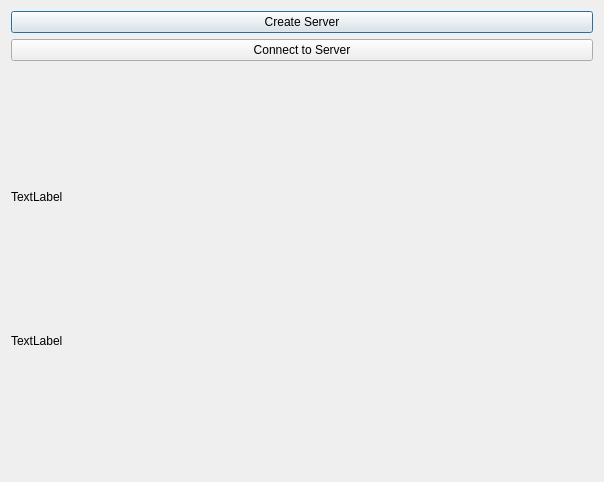
Qt form dialog.ui (yiwenlu66/QGomoku) before a commit.
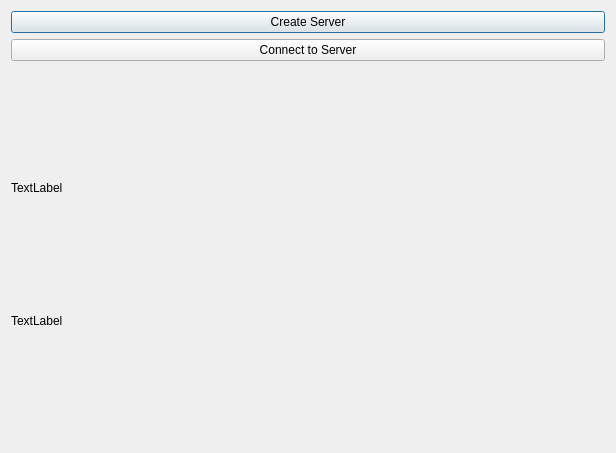
The same form after that commit.

```diff
--- a/dialog.ui
+++ b/dialog.ui
@@ -6,8 +6,8 @@
    <rect>
     <x>0</x>
     <y>0</y>
-    <width>604</width>
-    <height>482</height>
+    <width>616</width>
+    <height>453</height>
    </rect>
   </property>
   <property name="windowTitle">
```
